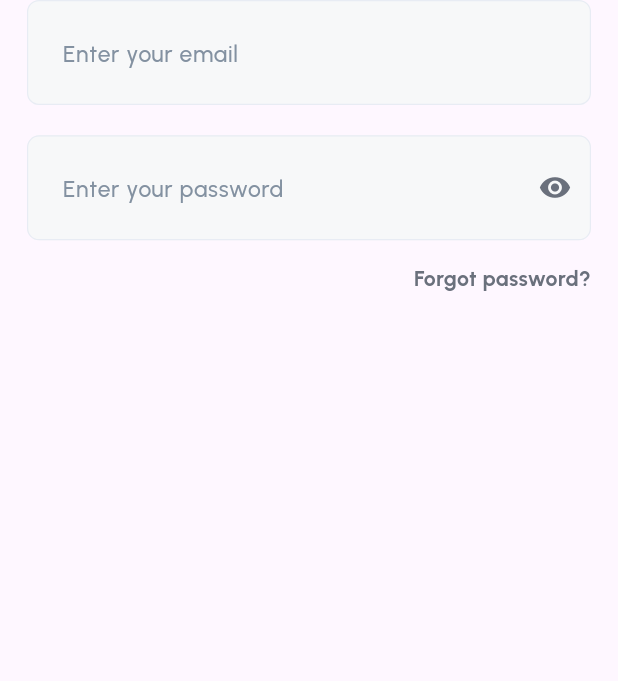
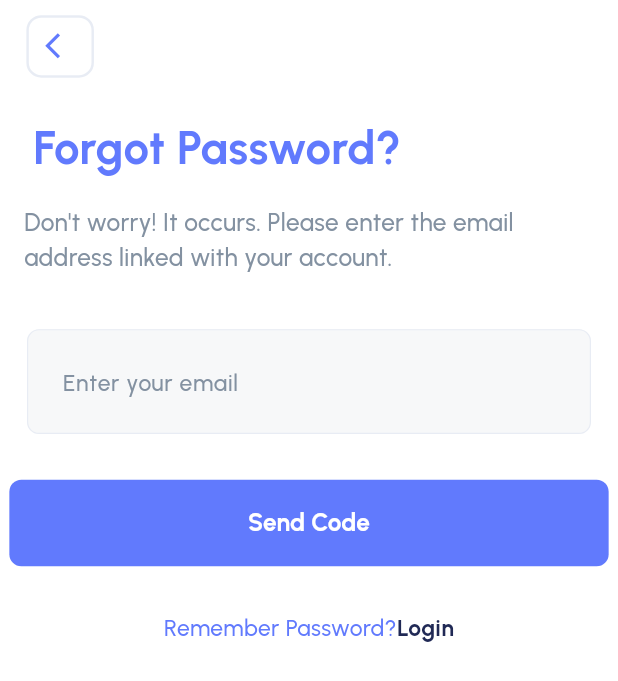
Before and after one commit to sohibemad122/finance_ui, a Flutter app: the TextFormFieldCustom widget shown alone on an empty page, opened directly, after a tap on "Forgot password?", on a phone screen of 412 x 824 dp. Shown: the top 681 px of the screen. Run offline on Flutter 3.47's test engine with Material 3 defaults, Android fonts, the phone set to English and light mode, and no system bars; our stand-ins replace flutter_screenutil.

Commit message:
Add Forgot Password Page

```diff
--- a/lib/core/routing/app_router.dart
+++ b/lib/core/routing/app_router.dart
@@ -1,4 +1,5 @@
 import 'package:finance_ui/core/routing/routes.dart';
+import 'package:finance_ui/feature/forgotPass/ui/forgot_pass.dart';
 import 'package:finance_ui/feature/login/ui/login_page.dart';
 import 'package:finance_ui/feature/register/ui/register_page.dart';
 import 'package:finance_ui/feature/welcome/ui/welcome_page.dart';
@@ -16,6 +17,9 @@ class AppRouter {
       case Routes.registerPage:
         return MaterialPageRoute(builder: (_) => const RegisterPage());
 
+      case Routes.forgotPassPage:
+        return MaterialPageRoute(builder: (_) => const ForgotPass());
+
       default:
         return null;
     }
--- a/lib/core/routing/routes.dart
+++ b/lib/core/routing/routes.dart
@@ -2,4 +2,5 @@ class Routes {
   static const String welcomePage = '/welcomePage';
   static const String loginPage = '/loginPage';
   static const String registerPage = '/registerPage';
+  static const String forgotPassPage = '/forgotPassPage';
 }
--- a/lib/core/theme/text_style.dart
+++ b/lib/core/theme/text_style.dart
@@ -7,19 +7,18 @@ import 'package:flutter_screenutil/flutter_screenutil.dart';
 class TextStyles {
   static TextStyle font15whiteSemiBold = TextStyle(
     fontFamily: AppFonts.mainFontName,
-    fontSize: 15.sp,
+    fontSize: 16.sp,
     color: Colors.white,
     fontWeight: FontWeightHelper.semibold,
   );
 
-
-   static TextStyle font15DarkBlueSemiBold = TextStyle(
+  static TextStyle font15DarkBlueSemiBold = TextStyle(
     fontFamily: AppFonts.mainFontName,
     fontSize: 15.sp,
     color: AppColors.mainAppColor,
     fontWeight: FontWeightHelper.semibold,
   );
-static TextStyle font17DarkBold = TextStyle(
+  static TextStyle font17DarkBold = TextStyle(
     fontFamily: AppFonts.mainFontName,
     fontSize: 17.sp,
     color: Colors.black,
@@ -32,7 +31,7 @@ static TextStyle font17DarkBold = TextStyle(
     color: AppColors.mainAppColor,
     fontWeight: FontWeightHelper.bold,
   );
-static TextStyle font15DarkBlueBold = TextStyle(
+  static TextStyle font15DarkBlueBold = TextStyle(
     fontFamily: AppFonts.mainFontName,
     fontSize: 15.sp,
     color: AppColors.darkBlue,
@@ -46,16 +45,23 @@ static TextStyle font15DarkBlueBold = TextStyle(
     fontWeight: FontWeightHelper.medium,
   );
 
-   static TextStyle font14DarkGraySemiBold = TextStyle(
+  static TextStyle font14DarkGraySemiBold = TextStyle(
     fontFamily: AppFonts.mainFontName,
     fontSize: 14.sp,
     color: AppColors.darkGray,
     fontWeight: FontWeightHelper.semibold,
   );
-   static TextStyle font15GmainAppColormedium = TextStyle(
+  static TextStyle font15GmainAppColormedium = TextStyle(
     fontFamily: AppFonts.mainFontName,
     fontSize: 15.sp,
     color: AppColors.mainAppColor,
     fontWeight: FontWeightHelper.medium,
   );
+
+  static TextStyle font16GrayMedium = TextStyle(
+    fontFamily: AppFonts.mainFontName,
+    fontSize: 16.sp,
+    color: AppColors.gray,
+    fontWeight: FontWeightHelper.medium,
+  );
 }
--- /dev/null
+++ b/lib/feature/forgotPass/ui/forgot_pass.dart
@@ -0,0 +1,64 @@
+import 'package:finance_ui/core/helpers/spacing.dart';
+import 'package:finance_ui/core/theme/text_style.dart';
+import 'package:finance_ui/core/widgets/app_text_button.dart';
+import 'package:finance_ui/core/widgets/app_text_form_field.dart';
+import 'package:finance_ui/core/widgets/dont_have_account_and_already_have_account.dart';
+import 'package:finance_ui/core/widgets/welcome_text.dart';
+import 'package:flutter/material.dart';
+import 'package:flutter_screenutil/flutter_screenutil.dart';
+
+class ForgotPass extends StatelessWidget {
+  const ForgotPass({super.key});
+
+  @override
+  Widget build(BuildContext context) {
+    return Scaffold(
+      backgroundColor: Colors.white,
+      body: SafeArea(
+        child: Column(
+          crossAxisAlignment: CrossAxisAlignment.start,
+          children: [
+            WelcomeText(welcomeText: 'Forgot Password?'),
+            Padding(
+              padding: const EdgeInsets.all(16.0),
+              child: Text(
+                'Don\'t worry! It occurs. Please enter the email address linked with your account.',
+                style: TextStyles.font16GrayMedium,
+              ),
+            ),
+            verticalSpace(20),
+            Padding(
+              padding: const EdgeInsets.symmetric(horizontal: 18.0),
+              child: AppTextFormField(
+                hinttext: 'Enter your email',
+                validator: (value) {},
+              ),
+            ),
+            verticalSpace(30),
+
+            Center(
+              child: AppTextButton(
+                buttonWidth: 331.w,
+                buttonHeight: 56.h,
+                buttonText: 'Send Code',
+                textStyle: TextStyles.font15whiteSemiBold,
+                onPressed: () {},
+              ),
+            ),
+            verticalSpace(30),
+            Row(
+              mainAxisAlignment: MainAxisAlignment.center,
+              children: [
+                DontHaveAccountAndAlreadyHaveAccount(
+                  firstText: 'Remember Password?',
+                  secondText: 'Login',
+                  onPressed: () {},
+                ),
+              ],
+            ),
+          ],
+        ),
+      ),
+    );
+  }
+}
--- a/lib/feature/login/ui/widgets/text_form_field_custom.dart
+++ b/lib/feature/login/ui/widgets/text_form_field_custom.dart
@@ -1,4 +1,6 @@
+import 'package:finance_ui/core/helpers/extension.dart';
 import 'package:finance_ui/core/helpers/spacing.dart';
+import 'package:finance_ui/core/routing/routes.dart';
 import 'package:finance_ui/core/theme/text_style.dart';
 import 'package:finance_ui/core/widgets/app_text_form_field.dart';
 import 'package:flutter/material.dart';
@@ -23,9 +25,9 @@ class TextFormFieldCustom extends StatelessWidget {
           verticalSpace(15),
           Row(
             children: [
-              const Spacer(),
+              Spacer(),
               GestureDetector(
-                onTap: () {},
+                onTap: () => context.pushNamed(Routes.forgotPassPage),
                 child: Text(
                   'Forgot password?',
                   style: TextStyles.font14DarkGraySemiBold,
```
